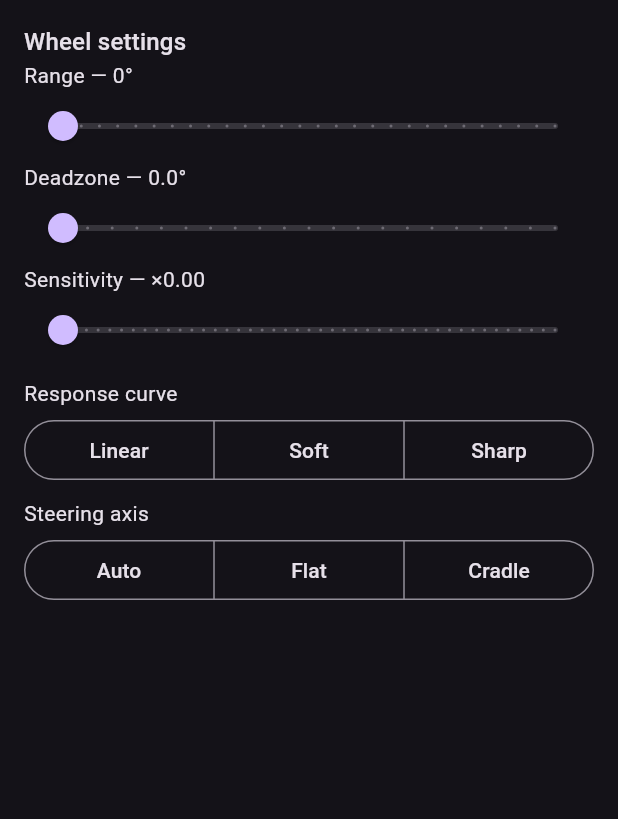
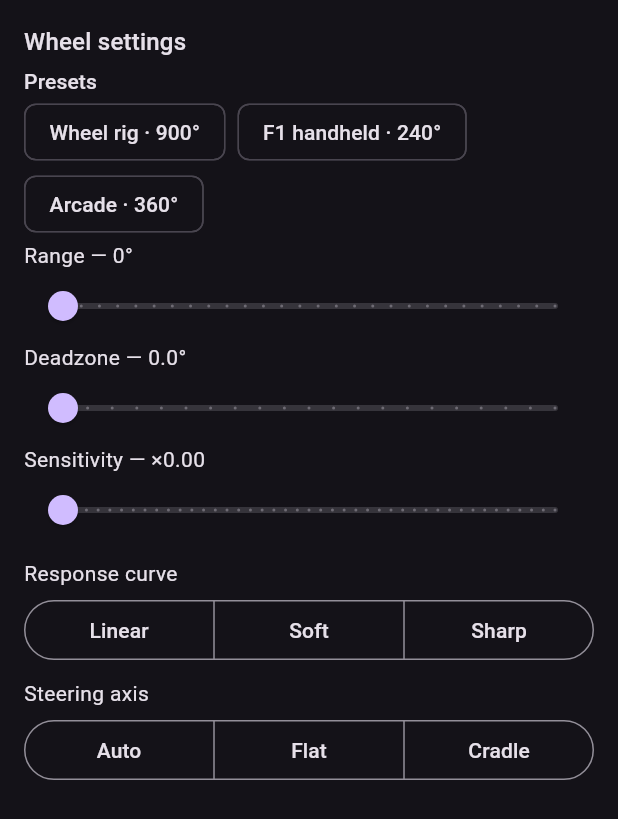
Before and after one commit to anshu018/GyroPhone, a Flutter app: the SettingsSheet widget shown alone on an empty page, opened directly with empty values, on a phone screen of 412 x 824 dp. Shown: the top 819 px of the screen. Run offline on Flutter 3.47's test engine with Material 3 defaults, Android fonts, the phone set to English and light mode, and no system bars.

Commit message:
feat: steering presets — Wheel rig 900°, F1 handheld 240°, Arcade 360°
Handheld users must turn 1.25 full circles per lock-to-lock at the 900°
default — exhausting in the hand (user report after the first LFS
drive). Presets are one-tap applications of the existing range/curve
params (F1 wheels run ~240°); sliders stay for custom tuning. Shorter
range also doubles as resolution: 240° ≈ 0.94°/step vs 3.53°/step.

```diff
--- a/app/lib/layouts/settings_sheet.dart
+++ b/app/lib/layouts/settings_sheet.dart
@@ -31,6 +31,28 @@ class SettingsSheet extends StatelessWidget {
           crossAxisAlignment: CrossAxisAlignment.stretch,
           children: [
             Text('Wheel settings', style: Theme.of(context).textTheme.titleMedium),
+            const SizedBox(height: 4),
+            Text('Presets', style: Theme.of(context).textTheme.titleSmall),
+            Wrap(
+              spacing: 8,
+              children: [
+                ActionChip(
+                  label: const Text('Wheel rig · 900°'),
+                  tooltip: 'Mounted/cradle grip — full lock takes 1.25 turns, like a real wheel',
+                  onPressed: () => onChanged(_with(rangeDeg: 900, curve: 'linear')),
+                ),
+                ActionChip(
+                  label: const Text('F1 handheld · 240°'),
+                  tooltip: 'Held in hands — a small wrist twist reaches full lock',
+                  onPressed: () => onChanged(_with(rangeDeg: 240, curve: 'linear')),
+                ),
+                ActionChip(
+                  label: const Text('Arcade · 360°'),
+                  tooltip: 'Middle ground between the two',
+                  onPressed: () => onChanged(_with(rangeDeg: 360, curve: 'linear')),
+                ),
+              ],
+            ),
             _slider(
               label: 'Range — ${params.rangeDeg.toStringAsFixed(0)}°',
               value: params.rangeDeg,
```
